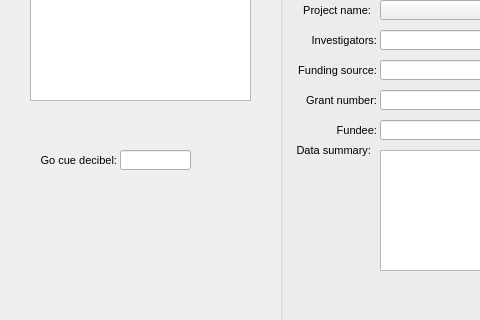
The window that src/foraging_gui/MetaData.ui (AllenNeuralDynamics/dynamic-foraging-task) describes before a commit, drawn with Qt 5; both pictures show x 0 to 480 and y 240 to 560 of the 1008 by 684 pixel window.
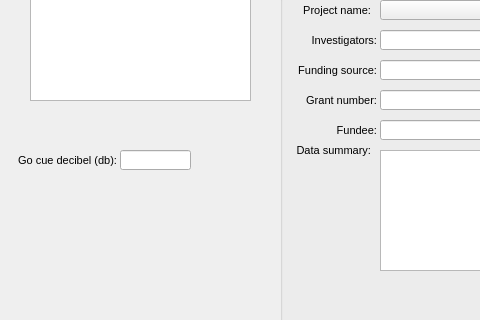
The same window after the commit.

Commit message: set the go cue decibel from the metadata dialog

```diff
--- a/src/foraging_gui/MetaData.ui
+++ b/src/foraging_gui/MetaData.ui
@@ -1147,9 +1147,9 @@
   <widget class="QLabel" name="label_83">
    <property name="geometry">
     <rect>
-     <x>26</x>
+     <x>6</x>
      <y>390</y>
-     <width>91</width>
+     <width>111</width>
      <height>20</height>
     </rect>
    </property>
@@ -1160,7 +1160,7 @@
     </sizepolicy>
    </property>
    <property name="text">
-    <string>Go cue decibel:</string>
+    <string>Go cue decibel (db):</string>
    </property>
    <property name="textFormat">
     <enum>Qt::AutoText</enum>
```
The commit also changes 2 other files.
